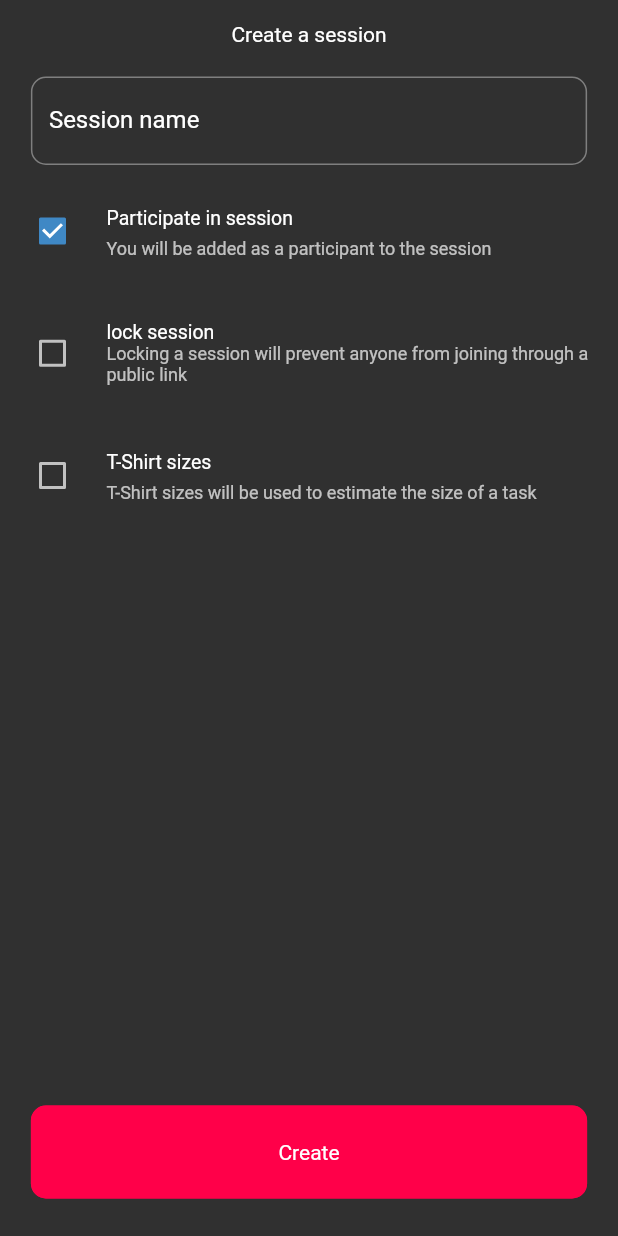
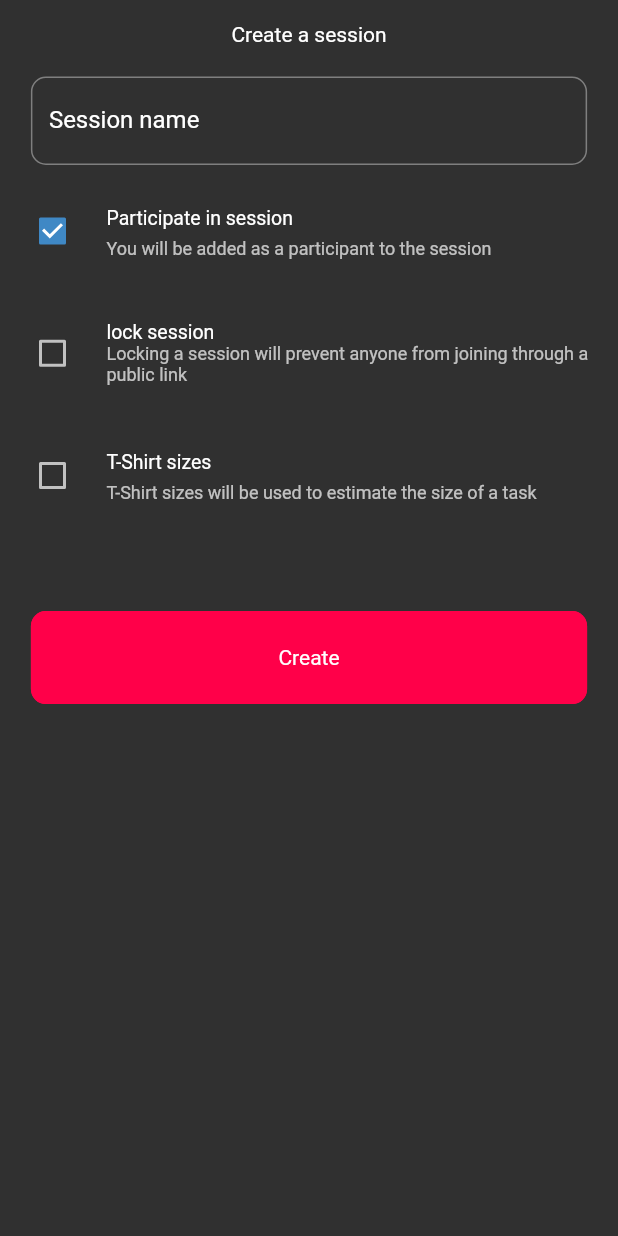
Before and after one commit to ColtonDevAcc/agile_cards, a Flutter app: the CreateSessionBottomSheet widget shown alone on an empty page, opened directly, on a phone screen of 412 x 824 dp. Run offline on Flutter 3.47's test engine with Material 2 defaults, Android fonts, the phone set to English and light mode, and no system bars; drawn by our look-alikes of auto_size_text, flutter_form_builder; our stand-ins replace bloc, dio, equatable, firebase_analytics, firebase_auth, firebase_core and 16 more; missing offline and left inert: clipboard, firebase_performance; accounts and stored records are empty; project files that could hold a hidden picture were left out.

Commit message:
fixed keyboard not being displayed when creating session

```diff
--- a/lib/pages/session_page.dart
+++ b/lib/pages/session_page.dart
@@ -70,7 +70,7 @@ class SessionPage extends StatelessWidget {
                         const Text('You are not apart of a session'),
                         const SizedBox(height: 20),
                         PrimaryButton(
-                          onPressed: () => showModalBottomSheet(
+                          onPressed: () => showBottomSheet(
                             context: context,
                             builder: (context) => const CreateSessionBottomSheet(),
                             shape: const RoundedRectangleBorder(
@@ -104,7 +104,7 @@ class CreateSessionBottomSheet extends StatelessWidget {
   Widget build(BuildContext context) {
     final formKey = GlobalKey<FormBuilderState>();
     return Container(
-      height: MediaQuery.of(context).size.height * 1,
+      height: MediaQuery.of(context).size.height * .6,
       decoration: BoxDecoration(
         color: Theme.of(context).scaffoldBackgroundColor,
         borderRadius: const BorderRadius.only(
```
